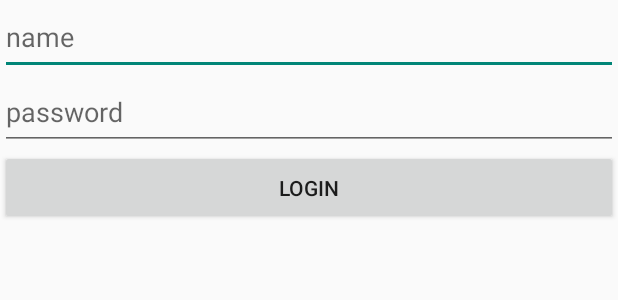
After one commit to anlonglong/JetpackComposeBookLearn, an Android app built with Jetpack Compose: the layout compose_layout.xml on its own in the app's theme, with its tools: preview values and no code run, on a phone screen of 412 x 824 dp. The commit adds this screen. Shown: the top 300 px of the screen. Run offline under Robolectric (Android 15) with nearby library versions, the phone set to English and light mode, and no system bars.

Commit message:
Android View usgae in compose

```diff
--- a/app/build.gradle
+++ b/app/build.gradle
@@ -43,6 +43,10 @@ android {
             excludes += '/META-INF/{AL2.0,LGPL2.1}'
         }
     }
+
+    viewBinding {
+        enabled = true
+    }
 }
 
 dependencies {
@@ -69,5 +73,6 @@ dependencies {
     implementation "androidx.lifecycle:lifecycle-viewmodel-compose:2.5.0-rc02"
     implementation("io.coil-kt:coil-compose:2.1.0")
     implementation "androidx.navigation:navigation-compose:2.5.0"
+    implementation "androidx.compose.ui:ui-viewbinding:1.2.0"
 
 }
--- a/app/src/main/AndroidManifest.xml
+++ b/app/src/main/AndroidManifest.xml
@@ -53,6 +53,8 @@
         <activity android:name=".chapter8.ViewModelActivity" />
         <activity android:name=".chapter8.NavigationActivity" />
         <activity android:name=".chapter9.AndroidViewActivity" />
+        <activity android:name=".chapter9.ViewBindingActivity" />
+        <activity android:name=".chapter9.FragmentActivity" />
     </application>
 
 </manifest>
--- /dev/null
+++ b/app/src/main/res/layout/compose_layout.xml
@@ -0,0 +1,37 @@
+<?xml version="1.0" encoding="utf-8"?>
+<androidx.constraintlayout.widget.ConstraintLayout
+    xmlns:android="http://schemas.android.com/apk/res/android"
+    xmlns:app="http://schemas.android.com/apk/res-auto"
+    android:layout_width="match_parent"
+    android:layout_height="match_parent"
+    xmlns:tools="http://schemas.android.com/tools"
+    tools:ignore="MissingDefaultResource">
+
+    <EditText
+        android:id="@+id/et1"
+        android:layout_width="0dp"
+        android:layout_height="50dp"
+        android:hint="name"
+        app:layout_constraintLeft_toLeftOf="parent"
+        app:layout_constraintRight_toRightOf="parent"
+        app:layout_constraintTop_toTopOf="parent" />
+
+    <EditText
+        android:id="@+id/et2"
+        android:layout_width="0dp"
+        android:layout_height="50dp"
+        android:hint="password"
+        app:layout_constraintLeft_toLeftOf="parent"
+        app:layout_constraintRight_toRightOf="parent"
+        app:layout_constraintTop_toBottomOf="@id/et1" />
+
+    <Button
+        android:id="@+id/btn_login"
+        android:layout_width="0dp"
+        android:layout_height="50dp"
+        android:text="login"
+        app:layout_constraintLeft_toLeftOf="parent"
+        app:layout_constraintRight_toRightOf="parent"
+        app:layout_constraintTop_toBottomOf="@id/et2" />
+
+</androidx.constraintlayout.widget.ConstraintLayout>
--- /dev/null
+++ b/app/src/main/res/values/ids.xml
@@ -0,0 +1,6 @@
+<?xml version="1.0" encoding="utf-8"?>
+<resources>
+    <item name="compose_one" type="id"/>
+    <item name="compose_two" type="id"/>
+    <item name="compose_three" type="id"/>
+</resources>
```
Also changed, not shown: app/src/main/java/com/longlong/an/jetpackcomposebooklearn/CategoryActivity.kt (+7 -1 lines), app/src/main/java/com/longlong/an/jetpackcomposebooklearn/chapter9/ComposeFragment.kt (added, +81 -0 lines), app/src/main/java/com/longlong/an/jetpackcomposebooklearn/chapter9/FragmentActivity.kt (added, +29 -0 lines), app/src/main/java/com/longlong/an/jetpackcomposebooklearn/chapter9/ViewBindingActivity.kt (added, +57 -0 lines), app/src/main/res/layout/fragment_layout.xml (added, +18 -0 lines), app/src/main/res/layout/view_binding_layout.xml (added, +36 -0 lines).
